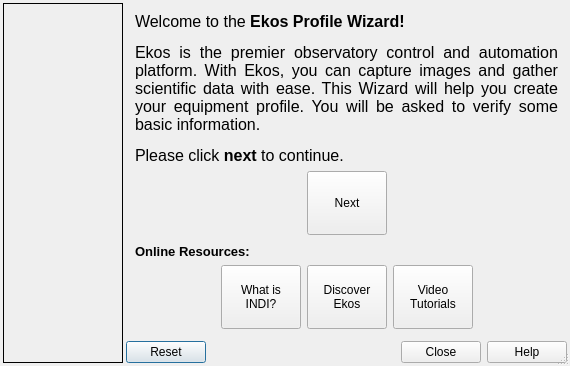
KDE/kstars, file kstars/ekos/profilewizard.ui: the form before one commit.
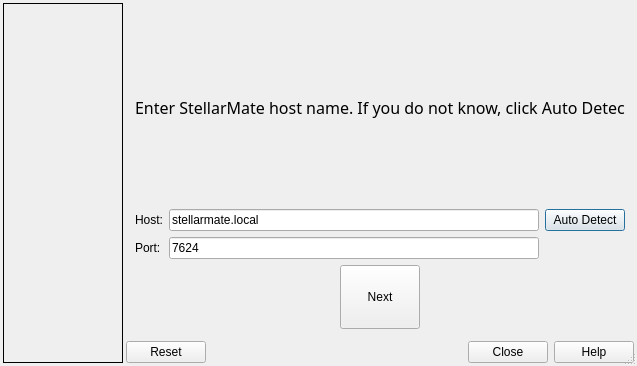
The form after the commit. The open tabs and pages were chosen to show the change. Icons and pictures are not drawn.

Commit message: Add support to auto-detecting StellarMate gadgets

Diff of the .ui file:
```diff
--- a/kstars/ekos/profilewizard.ui
+++ b/kstars/ekos/profilewizard.ui
@@ -6,7 +6,7 @@
    <rect>
     <x>0</x>
     <y>0</y>
-    <width>570</width>
+    <width>637</width>
     <height>366</height>
    </rect>
   </property>
@@ -590,6 +590,117 @@
          </item>
         </layout>
        </widget>
+       <widget class="QWidget" name="stellarMatePage">
+        <layout class="QVBoxLayout" name="verticalLayout_10">
+         <item>
+          <widget class="QLabel" name="label_8">
+           <property name="sizePolicy">
+            <sizepolicy hsizetype="Preferred" vsizetype="Minimum">
+             <horstretch>0</horstretch>
+             <verstretch>0</verstretch>
+            </sizepolicy>
+           </property>
+           <property name="font">
+            <font>
+             <family>Arial Black</family>
+             <pointsize>12</pointsize>
+            </font>
+           </property>
+           <property name="text">
+            <string>Enter StellarMate host name. If you do not know, click Auto Detect:</string>
+           </property>
+          </widget>
+         </item>
+         <item>
+          <layout class="QGridLayout" name="gridLayout">
+           <item row="0" column="0">
+            <widget class="QLabel" name="label_20">
+             <property name="text">
+              <string>Host:</string>
+             </property>
+            </widget>
+           </item>
+           <item row="0" column="1">
+            <widget class="QLineEdit" name="stellarMateHost">
+             <property name="text">
+              <string>stellarmate.local</string>
+             </property>
+             <property name="placeholderText">
+              <string>Enter IP address or host name</string>
+             </property>
+            </widget>
+           </item>
+           <item row="0" column="2">
+            <widget class="QPushButton" name="stellarMateAutoDetectB">
+             <property name="text">
+              <string>Auto Detect</string>
+             </property>
+            </widget>
+           </item>
+           <item row="1" column="0">
+            <widget class="QLabel" name="label_21">
+             <property name="text">
+              <string>Port:</string>
+             </property>
+            </widget>
+           </item>
+           <item row="1" column="1">
+            <widget class="QLineEdit" name="stellarMatePort">
+             <property name="text">
+              <string>7624</string>
+             </property>
+            </widget>
+           </item>
+          </layout>
+         </item>
+         <item>
+          <layout class="QHBoxLayout" name="horizontalLayout_12">
+           <item>
+            <spacer name="horizontalSpacer_16">
+             <property name="orientation">
+              <enum>Qt::Horizontal</enum>
+             </property>
+             <property name="sizeHint" stdset="0">
+              <size>
+               <width>40</width>
+               <height>20</height>
+              </size>
+             </property>
+            </spacer>
+           </item>
+           <item>
+            <widget class="QPushButton" name="stellarMateEquipmentNextB">
+             <property name="minimumSize">
+              <size>
+               <width>0</width>
+               <height>64</height>
+              </size>
+             </property>
+             <property name="text">
+              <string>Next</string>
+             </property>
+             <property name="autoDefault">
+              <bool>false</bool>
+             </property>
+            </widget>
+           </item>
+           <item>
+            <spacer name="horizontalSpacer_17">
+             <property name="orientation">
+              <enum>Qt::Horizontal</enum>
+             </property>
+             <property name="sizeHint" stdset="0">
+              <size>
+               <width>40</width>
+               <height>20</height>
+              </size>
+             </property>
+            </spacer>
+           </item>
+          </layout>
+         </item>
+        </layout>
+       </widget>
        <widget class="QWidget" name="windowsLocalPage">
         <layout class="QVBoxLayout" name="verticalLayout_4">
          <item>
```
Left out of the diff: 39 changed lines with no effect on the pictures. Lines whose indentation alone changed are shown as unchanged. The commit also changes 6 other files.
